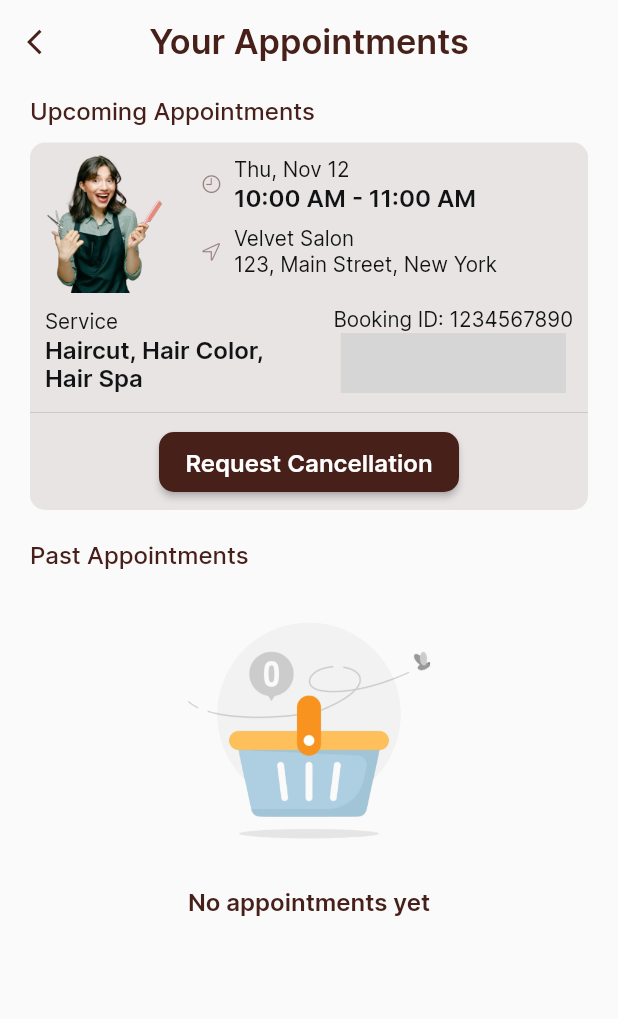
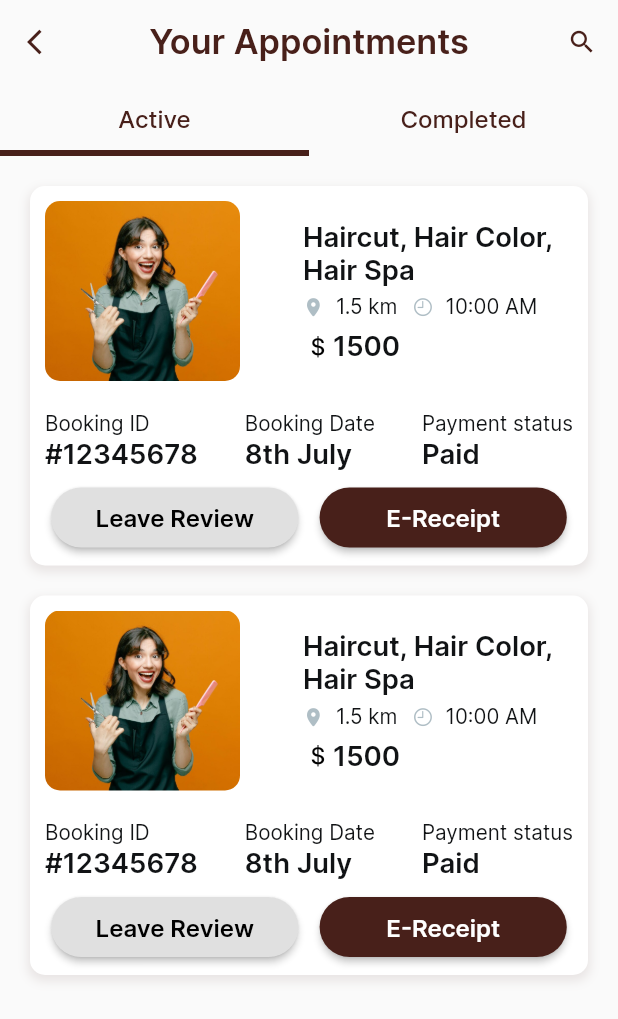
Before and after one commit to himanshugoyal77/salon-booking-app, a Flutter app: the UserSchedule screen opened directly, on a phone screen of 412 x 824 dp. Shown: the top 1019 px of the screen. Run offline on Flutter 3.47's test engine with Material 2 defaults, Android fonts, the light colour scheme and no system bars; our stand-ins replace animate_do, carousel_slider, cloud_firestore, date_picker_timeline, dotted_border, elegant_notification and 17 more; missing offline and left inert: dart:ffi, flutter_stripe, syncfusion_flutter_barcodes; accounts and stored records are empty; network calls fail; grey boxes are pictures that could not be loaded.

Commit message:
add upcomming appointment with firebase

```diff
--- a/lib/db/usermodel.dart
+++ b/lib/db/usermodel.dart
@@ -8,9 +8,9 @@ class UserModel {
   final String? profileUrl;
   final String? createdAt;
   final List<String>? pastAppointments;
-  final List<String>? upcomingAppointments;
+  final List<dynamic>? upcomingAppointments;
   final List<String>? reviews;
-  final List<String>? favourites;
+  final List<int>? favourites;
   final List<String>? notifications;
 
   UserModel({
@@ -43,13 +43,13 @@ class UserModel {
             : List<String>.from(json["pastAppointments"]!.map((x) => x)),
         upcomingAppointments: json["upcomingAppointments"] == null
             ? []
-            : List<String>.from(json["upcomingAppointments"]!.map((x) => x)),
+            : List<dynamic>.from(json["upcomingAppointments"]!.map((x) => x)),
         reviews: json["reviews"] == null
             ? []
             : List<String>.from(json["reviews"]!.map((x) => x)),
         favourites: json["favourites"] == null
             ? []
-            : List<String>.from(json["favourites"]!.map((x) => x)),
+            : List<int>.from(json["favourites"]!.map((x) => x)),
         notifications: json["notifications"] == null
             ? []
             : List<String>.from(json["notifications"]!.map((x) => x)),
--- a/lib/features/booking/booking_summary.dart
+++ b/lib/features/booking/booking_summary.dart
@@ -70,6 +70,31 @@ class _BookingSummaryState extends State<BookingSummary> {
   String dropdownValue = paymentMethods.first;
   UserModel? user;
   String uid = '';
+  List userfav = [];
+  List artistOrder = [];
+
+  void getData() async {
+    var collection = FirebaseFirestore.instance.collection('orders');
+    var docSnapshot =
+        await collection.doc(context.read<OrderInfo>().artistId).get();
+    if (docSnapshot.data() != null) {
+      setState(() {
+        artistOrder = docSnapshot.data()!["orders"];
+      });
+    }
+  }
+
+  void getUserFav() async {
+    var collection = FirebaseFirestore.instance.collection('userInfo');
+    var docSnapshot = await collection.doc(uid).get();
+    print("doc snapshot");
+    print(docSnapshot.data());
+    if (docSnapshot.data() != null) {
+      setState(() {
+        userfav = docSnapshot.data()!["upcomingAppointments"];
+      });
+    }
+  }
 
   @override
   void initState() {
@@ -79,6 +104,8 @@ class _BookingSummaryState extends State<BookingSummary> {
         user = value;
         uid = user!.uid;
       });
+      getData();
+      getUserFav();
     });
   }
 
@@ -103,21 +130,12 @@ class _BookingSummaryState extends State<BookingSummary> {
                 ));
         Provider.of<OrderInfo>(context, listen: false).setPaymentStatus(true);
         FirebaseFirestore.instance
-            .collection('oreders')
+            .collection('orders')
             .doc(context.read<OrderInfo>().artistId)
             .set({
-          'paymentStatus': context.read<OrderInfo>().paymentStatus,
-          'userId': uid,
-          'artistName': context.read<OrderInfo>().artistName,
-          'artistId': context.read<OrderInfo>().artistId,
-          'duration': context.read<OrderInfo>().duration,
-          'date': context.read<OrderInfo>().date,
-          'time': context.read<OrderInfo>().time,
-          'totalPrice': context.read<OrderInfo>().totalPrice,
-          'services': context.read<OrderInfo>().services,
-        });
-        FirebaseFirestore.instance.collection('userInfo').doc(uid).update({
-          "upcomingAppointments": {
+          "oreders": [
+            ...artistOrder,
+            {
               'paymentStatus': context.read<OrderInfo>().paymentStatus,
               'artistName': context.read<OrderInfo>().artistName,
               'artistId': context.read<OrderInfo>().artistId,
@@ -127,6 +145,23 @@ class _BookingSummaryState extends State<BookingSummary> {
               'totalPrice': context.read<OrderInfo>().totalPrice,
               'services': context.read<OrderInfo>().services,
             }
+          ]
+        });
+
+        FirebaseFirestore.instance.collection('userInfo').doc(uid).update({
+          "upcomingAppointments": [
+            ...userfav,
+            {
+              'paymentStatus': context.read<OrderInfo>().paymentStatus,
+              'artistName': context.read<OrderInfo>().artistName,
+              'artistId': context.read<OrderInfo>().artistId,
+              'duration': context.read<OrderInfo>().duration,
+              'date': context.read<OrderInfo>().date,
+              'time': context.read<OrderInfo>().time,
+              'totalPrice': context.read<OrderInfo>().totalPrice,
+              'services': context.read<OrderInfo>().services,
+            }
+          ]
         });
         ToastManager.showSuccessToast(context, "Payment Successful!");
         Navigator.pushReplacement(context, MaterialPageRoute(builder: (_) {
--- a/lib/features/favourites/favourites.dart
+++ b/lib/features/favourites/favourites.dart
@@ -44,7 +44,6 @@ class _FavouriteArtistsState extends State<FavouriteArtists> {
                 .doc(uuid)
                 .snapshots(),
             builder: ((context, AsyncSnapshot snapshot) {
-              print("snapshot ${snapshot.data["favourites"]}");
               if (!snapshot.hasData) {
                 return const Center(child: CircularProgressIndicator());
               }
@@ -52,7 +51,9 @@ class _FavouriteArtistsState extends State<FavouriteArtists> {
                 return const Center(child: CircularProgressIndicator());
               }
 
-              return Column(
+              return Padding(
+                padding: const EdgeInsets.symmetric(horizontal: 20),
+                child: Column(
                   children: [
                     ...DataLists.hairArtists.map((e) {
                       if (snapshot.data["favourites"].contains(e["id"])) {
@@ -64,6 +65,7 @@ class _FavouriteArtistsState extends State<FavouriteArtists> {
                       }
                     }).toList()
                   ],
+                ),
               );
             })));
   }
--- a/lib/features/schedule/userschedule.dart
+++ b/lib/features/schedule/userschedule.dart
@@ -9,7 +9,10 @@ class UserSchedule extends StatelessWidget {
 
   @override
   Widget build(BuildContext context) {
-    return Scaffold(
+    final size = MediaQuery.of(context).size;
+    return DefaultTabController(
+      length: 2,
+      child: Scaffold(
           appBar: AppBar(
             backgroundColor: Colors.transparent,
             elevation: 0,
@@ -20,90 +23,164 @@ class UserSchedule extends StatelessWidget {
                     size: 20, color: Styles.primaryColor)),
             title: Text(
               'Your Appointments',
-            style:
-                AppTextStyles.heading6Bold.copyWith(color: Styles.primaryColor),
+              style: AppTextStyles.heading6Bold
+                  .copyWith(color: Styles.primaryColor),
+            ),
+            actions: [
+              IconButton(
+                onPressed: () => {},
+                icon: Icon(Icons.search, size: 20, color: Styles.primaryColor),
+              )
+            ],
+            bottom: TabBar(
+                indicatorColor: Styles.primaryColor,
+                indicator: BoxDecoration(
+                    border: Border(
+                        bottom: BorderSide(
+                  color: Styles.primaryColor,
+                  width: 4,
+                ))),
+                tabs: [
+                  Tab(
+                    child: Text(
+                      'Active',
+                      style: AppTextStyles.bodySmallMedium
+                          .copyWith(color: Styles.primaryColor),
                     ),
                   ),
-        body: SingleChildScrollView(
+                  Tab(
+                    child: Text(
+                      'Completed',
+                      style: AppTextStyles.bodySmallMedium
+                          .copyWith(color: Styles.primaryColor),
+                    ),
+                  ),
+                ]),
+          ),
+          body: TabBarView(children: [
+            SingleChildScrollView(
               child: Padding(
                 padding: const EdgeInsets.symmetric(horizontal: 20),
                 child: Column(
                   crossAxisAlignment: CrossAxisAlignment.start,
                   children: [
-                const SizedBox(height: 8),
-                Text("Upcoming Appointments",
-                    style: AppTextStyles.bodySmallMedium
-                        .copyWith(color: Styles.primaryColor)),
-                const SizedBox(height: 12),
-                Container(
+                    const SizedBox(height: 20),
+                    AppointmentCard(size: size),
+                    AppointmentCard(size: size),
+
+                    const SizedBox(height: 20),
+
+                    /// -- EMPTY STATE
+                  ],
+                ),
+              ),
+            ),
+            const EmptyScreen()
+          ])),
+    );
+  }
+}
+
+class AppointmentCard extends StatelessWidget {
+  const AppointmentCard({
+    super.key,
+    required this.size,
+  });
+
+  final Size size;
+
+  @override
+  Widget build(BuildContext context) {
+    return Container(
       width: double.infinity,
+      margin: const EdgeInsets.only(bottom: 20),
       decoration: BoxDecoration(
         borderRadius: BorderRadius.circular(10),
+        color: Colors.white,
+        boxShadow: [
+          BoxShadow(
             color: Styles.primaryColor.withOpacity(0.1),
+            spreadRadius: 1,
+            blurRadius: 5,
+            offset: const Offset(0, 3),
+          ),
+        ],
       ),
       child: Column(
         children: [
           Container(
+            padding: const EdgeInsets.all(10),
             decoration: BoxDecoration(),
             child: Row(
+              mainAxisAlignment: MainAxisAlignment.spaceBetween,
               children: [
-                            Image.asset('assets/artists/a1.png',
-                                width: 100, height: 100),
+                ClipRRect(
+                  borderRadius: BorderRadius.circular(10),
+                  child: Image.asset('assets/artists/a1.jpg',
+                      fit: BoxFit.cover, width: 130, height: 120),
+                ),
                 const SizedBox(width: 14),
                 Column(
                   crossAxisAlignment: CrossAxisAlignment.start,
                   mainAxisAlignment: MainAxisAlignment.spaceBetween,
                   children: [
+                    SizedBox(
+                      width: 180,
+                      child: Flexible(
+                        child: Text(
+                          'Haircut, Hair Color, Hair Spa',
+                          overflow: TextOverflow.ellipsis,
+                          maxLines: 2,
+                          style: AppTextStyles.bodyRegularBold,
+                        ),
+                      ),
+                    ),
+                    const SizedBox(height: 6),
                     Row(
-                                  mainAxisAlignment: MainAxisAlignment.center,
+                      children: [
+                        Row(
                           children: [
                             Icon(
-                                      CupertinoIcons.time,
+                              CupertinoIcons.location_solid,
                               size: 14,
-                                      color:
-                                          Styles.primaryColor.withOpacity(0.5),
+                              color: Colors.blueGrey.withOpacity(0.5),
                             ),
                             const SizedBox(width: 8),
-                                    Column(
-                                      crossAxisAlignment:
-                                          CrossAxisAlignment.start,
-                                      children: [
                             Text(
-                                          'Thu, Nov 12',
+                              '1.5 km',
                               style: AppTextStyles.bodyExtraSmall,
-                                        ),
-                                        Text(
-                                          '10:00 AM - 11:00 AM',
-                                          style: AppTextStyles.bodySmallBold,
                             ),
                           ],
                         ),
-                                  ],
-                                ),
-                                const SizedBox(height: 10),
+                        const SizedBox(width: 10),
                         Row(
-                                  mainAxisAlignment: MainAxisAlignment.center,
                           children: [
                             Icon(
-                                      CupertinoIcons.location,
+                              CupertinoIcons.clock,
                               size: 14,
-                                      color:
-                                          Styles.primaryColor.withOpacity(0.5),
+                              color: Colors.blueGrey.withOpacity(0.5),
                             ),
                             const SizedBox(width: 8),
-                                    Column(
-                                      crossAxisAlignment:
-                                          CrossAxisAlignment.start,
-                                      children: [
                             Text(
-                                          'Velvet Salon',
-                                          style: AppTextStyles.bodyExtraSmall,
-                                        ),
-                                        Text(
-                                          '123, Main Street, New York',
+                              '10:00 AM',
                               style: AppTextStyles.bodyExtraSmall,
                             ),
                           ],
+                        )
+                      ],
+                    ),
+                    const SizedBox(height: 6),
+                    Row(
+                      children: [
+                        const Icon(
+                          CupertinoIcons.money_dollar,
+                          size: 20,
+                          color: Colors.black,
+                        ),
+                        const SizedBox(width: 0),
+                        Text(
+                          '1500',
+                          style: AppTextStyles.bodyRegularBold,
                         ),
                       ],
                     ),
@@ -122,81 +199,107 @@ class UserSchedule extends StatelessWidget {
                   crossAxisAlignment: CrossAxisAlignment.start,
                   children: [
                     Text(
-                                  'Service',
+                      'Booking ID',
                       style: AppTextStyles.bodyExtraSmall,
                     ),
-                                SizedBox(
-                                  width: 150,
-                                  child: Flexible(
-                                    child: Text(
-                                      'Haircut, Hair Color, Hair Spa',
-                                      overflow: TextOverflow.ellipsis,
-                                      maxLines: 2,
-                                      style: AppTextStyles.bodySmallBold,
-                                    ),
-                                  ),
+                    Text(
+                      '#12345678',
+                      style: AppTextStyles.bodyRegularBold,
                     ),
                   ],
                 ),
                 Column(
+                  crossAxisAlignment: CrossAxisAlignment.start,
                   children: [
                     Text(
-                                  'Booking ID: 1234567890',
+                      'Booking Date',
                       style: AppTextStyles.bodyExtraSmall,
                     ),
-                                SizedBox(
-                                  width: 150,
-                                  height: 40.0,
-                                  child: SfBarcodeGenerator(
-                                    value: '1234567890',
-                                    symbology: Code39(
-                                      module: 1,
+                    Text(
+                      '8th July',
+                      style: AppTextStyles.bodyRegularBold,
                     ),
+                  ],
                 ),
+                Column(
+                  crossAxisAlignment: CrossAxisAlignment.start,
+                  children: [
+                    Text(
+                      'Payment status',
+                      style: AppTextStyles.bodyExtraSmall,
+                    ),
+                    Text(
+                      'Paid',
+                      style: AppTextStyles.bodyRegularBold,
                     ),
                   ],
                 )
               ],
             ),
           ),
-                      const SizedBox(height: 5),
-                      const Divider(),
-                      const SizedBox(height: 5),
+          const SizedBox(height: 12),
+          Row(
+            mainAxisAlignment: MainAxisAlignment.spaceEvenly,
+            children: [
               SizedBox(
-                        width: 200,
+                width: size.width * 0.4,
+                height: 40.0,
+                child: ElevatedButton(
+                  onPressed: () => {},
+                  style: ElevatedButton.styleFrom(
+                    backgroundColor: Colors.grey.shade300,
+                    shape: RoundedRectangleBorder(
+                      borderRadius: BorderRadius.circular(20.0),
+                    ),
+                  ),
+                  child: Text(
+                    'Leave Review',
+                    style: AppTextStyles.bodySmallBold
+                        .copyWith(color: Colors.black),
+                  ),
+                ),
+              ),
+              SizedBox(
+                width: size.width * 0.4,
                 height: 40.0,
                 child: ElevatedButton(
                   onPressed: () => {},
                   style: ElevatedButton.styleFrom(
                     primary: Styles.primaryColor,
                     shape: RoundedRectangleBorder(
-                              borderRadius: BorderRadius.circular(10.0),
+                      borderRadius: BorderRadius.circular(20.0),
                     ),
                   ),
                   child: Text(
-                            'Request Cancellation',
+                    'E-Receipt',
                     style: AppTextStyles.bodySmallBold
                         .copyWith(color: Colors.white),
                   ),
                 ),
               ),
+            ],
+          ),
           const SizedBox(height: 12)
         ],
       ),
-                ),
-                const SizedBox(height: 20),
+    );
+  }
+}
 
-                /// -- EMPTY STATE
-                Text("Past Appointments",
-                    style: AppTextStyles.bodySmallMedium
-                        .copyWith(color: Styles.primaryColor)),
-                const SizedBox(height: 8),
+class EmptyScreen extends StatelessWidget {
+  const EmptyScreen({super.key});
+
+  @override
+  Widget build(BuildContext context) {
+    return Center(
+      child: Column(
+        mainAxisAlignment: MainAxisAlignment.center,
+        children: [
           Center(
             child: Column(
               crossAxisAlignment: CrossAxisAlignment.center,
               children: [
-                      Image.asset('assets/empty-cart.png',
-                          width: 200, height: 200),
+                Image.asset('assets/empty-cart.png', width: 200, height: 200),
                 const SizedBox(height: 4),
                 Text(
                   "No appointments yet",
@@ -210,7 +313,6 @@ class UserSchedule extends StatelessWidget {
           ),
         ],
       ),
-          ),
-        ));
+    );
   }
 }
```
Also changed, not shown: lib/user.json (added, +21 -0 lines). Lines whose indentation alone changed are shown as unchanged.
